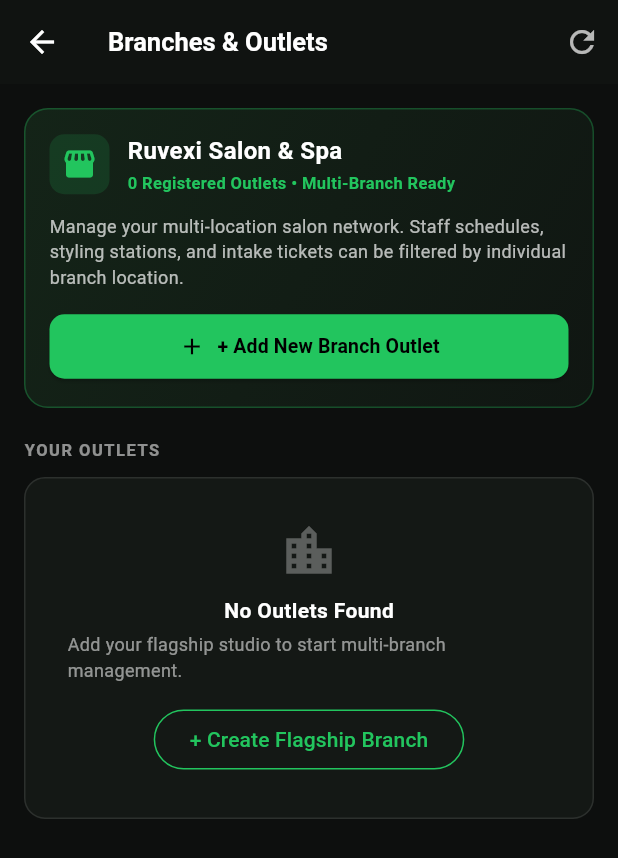
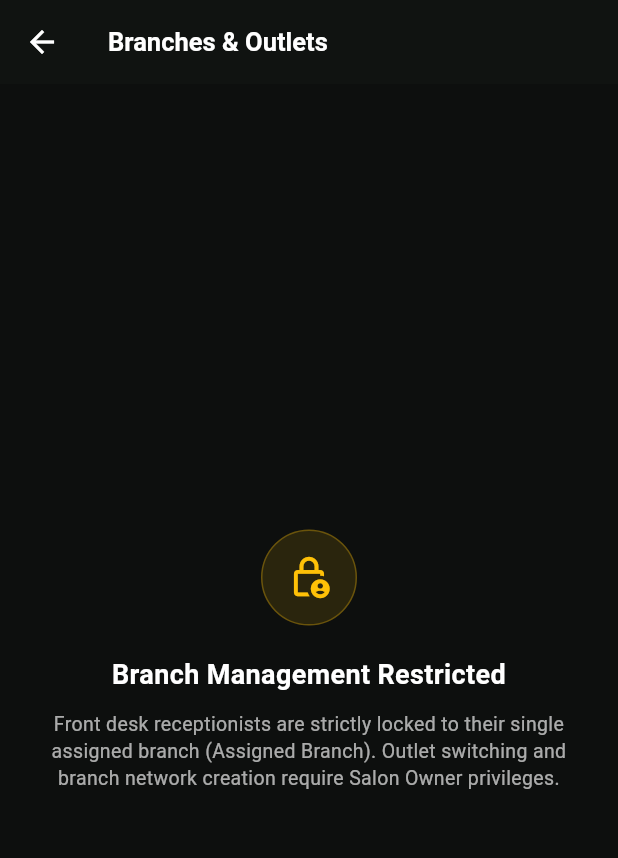
Before and after one commit to ruvexisolutions/app, a Flutter app: the BranchesManagementScreen screen opened directly with empty values, on a phone screen of 412 x 824 dp. Shown: the top 858 px of the screen. Run offline on Flutter 3.47's test engine with Material 3 defaults, Android fonts, the phone set to English and light mode, and no system bars; our stand-ins replace flutter_secure_storage, google_sign_in; accounts and stored records are empty; network calls fail.

Commit message:
fix(auth): restrict receptionists from switching branches and lock access to assigned branch

```diff
--- a/lib/core/state/ruvexi_state.dart
+++ b/lib/core/state/ruvexi_state.dart
@@ -572,6 +572,8 @@ class RuvexiAppState extends ChangeNotifier {
   // Role state (RBAC enforced)
   String backendRole = "SALON_RECEPTIONIST";
   String userRole = "Receptionist"; // UI display mode: "Owner" | "Receptionist"
+  String userBranchId = "";
+
   bool get canSwitchRoles {
     final normalized = backendRole.toUpperCase();
     return normalized == "SALON_MANAGER" ||
@@ -580,6 +582,10 @@ class RuvexiAppState extends ChangeNotifier {
         normalized == "ADMIN" ||
         normalized == "MASTER_ADMIN";
   }
+
+  /// Strictly checks whether the user has multi-branch authority to switch locations.
+  /// Front desk receptionists are permanently locked to their single assigned branch.
+  bool get canSwitchBranch => canSwitchRoles;
 
   double todayRevenue = 0.0;
   int todayAppointmentsCount = 0;
@@ -703,6 +709,7 @@ class RuvexiAppState extends ChangeNotifier {
     conciergeUpiId = "";
     backendRole = "SALON_RECEPTIONIST";
     userRole = "Receptionist";
+    userBranchId = "";
     currentUserName = "";
     currentUserEmail = "";
     todayRevenue = 0.0;
@@ -731,6 +738,7 @@ class RuvexiAppState extends ChangeNotifier {
       currentUserName = (userMap['name'] ?? '').toString();
       currentUserEmail = (userMap['email'] ?? '').toString();
       backendRole = (userMap['role'] ?? 'SALON_RECEPTIONIST').toString().toUpperCase();
+      userBranchId = (userMap['branchId'] ?? userMap['branch_id'] ?? '').toString();
       userRole = canSwitchRoles ? 'Owner' : 'Receptionist';
       if (currentUserName.isNotEmpty) {
         api.setUserName(currentUserName);
@@ -1051,7 +1059,14 @@ class RuvexiAppState extends ChangeNotifier {
       branches
         ..clear()
         ..addAll(rawBranches.whereType<Map>().map((m) => SalonBranch.fromJson(Map<String, dynamic>.from(m))));
-      if (branches.isNotEmpty && (activeBranch == null || !branches.any((b) => b.id == activeBranch!.id))) {
+      if (!canSwitchBranch && userBranchId.isNotEmpty) {
+        final assigned = branches.where((b) => b.id == userBranchId || b.name.toLowerCase() == userBranchId.toLowerCase()).toList();
+        if (assigned.isNotEmpty) {
+          activeBranch = assigned.first;
+        } else if (branches.isNotEmpty) {
+          activeBranch = branches.first;
+        }
+      } else if (branches.isNotEmpty && (activeBranch == null || !branches.any((b) => b.id == activeBranch!.id))) {
         activeBranch = branches.first;
       }
       notifyListeners();
@@ -1068,6 +1083,10 @@ class RuvexiAppState extends ChangeNotifier {
     String? email,
     int chairs = 6,
   }) async {
+    if (!canSwitchBranch) {
+      debugPrint("Branch creation blocked: Receptionists cannot add branches.");
+      return null;
+    }
     final res = await api.createBranch({
       'name': name.trim(),
       'city': city.trim(),
@@ -1085,6 +1104,10 @@ class RuvexiAppState extends ChangeNotifier {
   }
 
   Future<void> updateBranch(String branchId, Map<String, dynamic> data) async {
+    if (!canSwitchBranch) {
+      debugPrint("Branch update blocked: Receptionists cannot modify branches.");
+      return;
+    }
     final res = await api.updateBranch(branchId, data);
     final updated = SalonBranch.fromJson(res);
     final idx = branches.indexWhere((b) => b.id == branchId);
@@ -1098,6 +1121,10 @@ class RuvexiAppState extends ChangeNotifier {
   }
 
   Future<void> deleteBranch(String branchId) async {
+    if (!canSwitchBranch) {
+      debugPrint("Branch delete blocked: Receptionists cannot delete branches.");
+      return;
+    }
     await api.deleteBranch(branchId);
     branches.removeWhere((b) => b.id == branchId);
     if (activeBranch?.id == branchId) {
@@ -1145,7 +1172,6 @@ class RuvexiAppState extends ChangeNotifier {
 
   void recalculateBranchMetrics() {
     final todayStr = DateFormat('yyyy-MM-dd').format(DateTime.now());
-    final curBranchId = activeBranch?.id;
 
     final branchInvs = branchInvoices;
     double revToday = 0.0;
@@ -1178,6 +1204,10 @@ class RuvexiAppState extends ChangeNotifier {
   }
 
   void setActiveBranch(SalonBranch branch) {
+    if (!canSwitchBranch) {
+      debugPrint("Branch switch blocked: Receptionists are locked to their assigned branch.");
+      return;
+    }
     activeBranch = branch;
     if (branch.chairs > 0) {
       salonChairs = branch.chairs;
--- a/lib/features/business/screens/branches_management_screen.dart
+++ b/lib/features/business/screens/branches_management_screen.dart
@@ -385,6 +385,52 @@ class _BranchesManagementScreenState extends State<BranchesManagementScreen> {
 
   @override
   Widget build(BuildContext context) {
+    if (!widget.appState.canSwitchBranch) {
+      return Scaffold(
+        backgroundColor: const Color(0xFF0D0F0E),
+        appBar: AppBar(
+          backgroundColor: const Color(0xFF101311),
+          elevation: 0,
+          title: const Text(
+            "Branches & Outlets",
+            style: TextStyle(color: Colors.white, fontSize: 17, fontWeight: FontWeight.bold),
+          ),
+        ),
+        body: Center(
+          child: Padding(
+            padding: const EdgeInsets.all(28.0),
+            child: Column(
+              mainAxisAlignment: MainAxisAlignment.center,
+              children: [
+                Container(
+                  width: 64,
+                  height: 64,
+                  decoration: BoxDecoration(
+                    color: Colors.amber.withOpacity(0.12),
+                    shape: BoxShape.circle,
+                    border: Border.all(color: Colors.amber.withOpacity(0.3)),
+                  ),
+                  child: const Icon(Icons.lock_person_outlined, color: Colors.amber, size: 30),
+                ),
+                const SizedBox(height: 20),
+                const Text(
+                  "Branch Management Restricted",
+                  textAlign: TextAlign.center,
+                  style: TextStyle(color: Colors.white, fontSize: 18, fontWeight: FontWeight.bold),
+                ),
+                const SizedBox(height: 10),
+                Text(
+                  "Front desk receptionists are strictly locked to their single assigned branch (${widget.appState.activeBranch?.name ?? 'Assigned Branch'}). Outlet switching and branch network creation require Salon Owner privileges.",
+                  textAlign: TextAlign.center,
+                  style: TextStyle(color: Colors.white.withOpacity(0.65), fontSize: 13, height: 1.4),
+                ),
+              ],
+            ),
+          ),
+        ),
+      );
+    }
+
     final branches = widget.appState.branches;
     final activeId = widget.appState.activeBranch?.id ?? (branches.isNotEmpty ? branches.first.id : "");
 
```
Also changed, not shown: lib/shared/widgets/branch_switcher_sheet.dart (+44 -8 lines).
